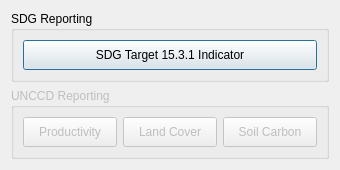
Above: LDMP/gui/DlgReporting.ui from ConservationInternational/trends.earth before the change. Below: the same form after it.
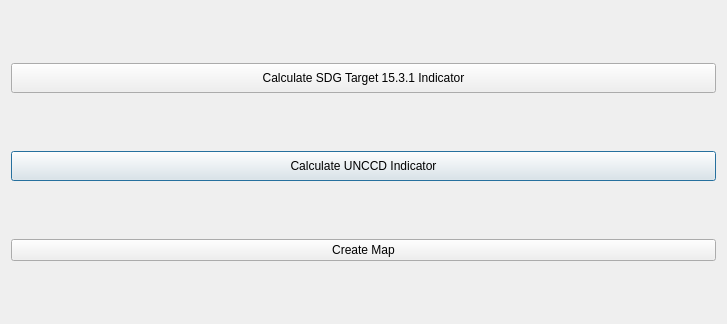
That is the form after the change.

Commit message: gui create map

Diff of the .ui file:
```diff
--- a/LDMP/gui/DlgReporting.ui
+++ b/LDMP/gui/DlgReporting.ui
@@ -9,8 +9,8 @@
    <rect>
     <x>0</x>
     <y>0</y>
-    <width>340</width>
-    <height>150</height>
+    <width>727</width>
+    <height>324</height>
    </rect>
   </property>
   <property name="sizePolicy">
@@ -23,77 +23,37 @@
    <string>Land degradation reporting</string>
   </property>
   <layout class="QGridLayout" name="gridLayout">
-   <item row="0" column="0" colspan="3">
-    <widget class="QGroupBox" name="groupBox">
-     <property name="title">
-      <string>SDG Reporting</string>
+   <item row="1" column="0">
+    <widget class="QPushButton" name="btn_unccd">
+     <property name="minimumSize">
+      <size>
+       <width>0</width>
+       <height>30</height>
+      </size>
      </property>
-     <layout class="QGridLayout" name="gridLayout_3">
-      <item row="0" column="0">
-       <widget class="QPushButton" name="btn_sdg">
-        <property name="minimumSize">
-         <size>
-          <width>0</width>
-          <height>30</height>
-         </size>
-        </property>
-        <property name="text">
-         <string>SDG Target 15.3.1 Indicator</string>
-        </property>
-       </widget>
-      </item>
-     </layout>
+     <property name="text">
+      <string>Calculate UNCCD Indicator</string>
+     </property>
     </widget>
    </item>
-   <item row="1" column="0" colspan="3">
-    <widget class="QGroupBox" name="groupBox_2">
-     <property name="enabled">
-      <bool>false</bool>
+   <item row="2" column="0">
+    <widget class="QPushButton" name="btn_create_map">
+     <property name="text">
+      <string>Create Map</string>
      </property>
-     <property name="title">
-      <string>UNCCD Reporting</string>
+    </widget>
+   </item>
+   <item row="0" column="0">
+    <widget class="QPushButton" name="btn_sdg">
+     <property name="minimumSize">
+      <size>
+       <width>0</width>
+       <height>30</height>
+      </size>
      </property>
-     <layout class="QGridLayout" name="gridLayout_2">
-      <item row="0" column="1">
-       <widget class="QPushButton" name="btn_unccd_lc">
-        <property name="minimumSize">
-         <size>
-          <width>0</width>
-          <height>30</height>
-         </size>
-        </property>
-        <property name="text">
-         <string>Land Cover</string>
-        </property>
-       </widget>
-      </item>
-      <item row="0" column="2">
-       <widget class="QPushButton" name="btn_unccd_soc">
-        <property name="minimumSize">
-         <size>
-          <width>0</width>
-          <height>30</height>
-         </size>
-        </property>
-        <property name="text">
-         <string>Soil Carbon</string>
-        </property>
-       </widget>
-      </item>
-      <item row="0" column="0">
-       <widget class="QPushButton" name="btn_unccd_prod">
-        <property name="minimumSize">
-         <size>
-          <width>0</width>
-          <height>30</height>
-         </size>
-        </property>
-        <property name="text">
-         <string>Productivity</string>
-        </property>
-       </widget>
-      </item>
-     </layout>
+     <property name="text">
+      <string>Calculate SDG Target 15.3.1 Indicator</string>
+     </property>
     </widget>
    </item>
   </layout>
```
The commit also changes 1 other file.
